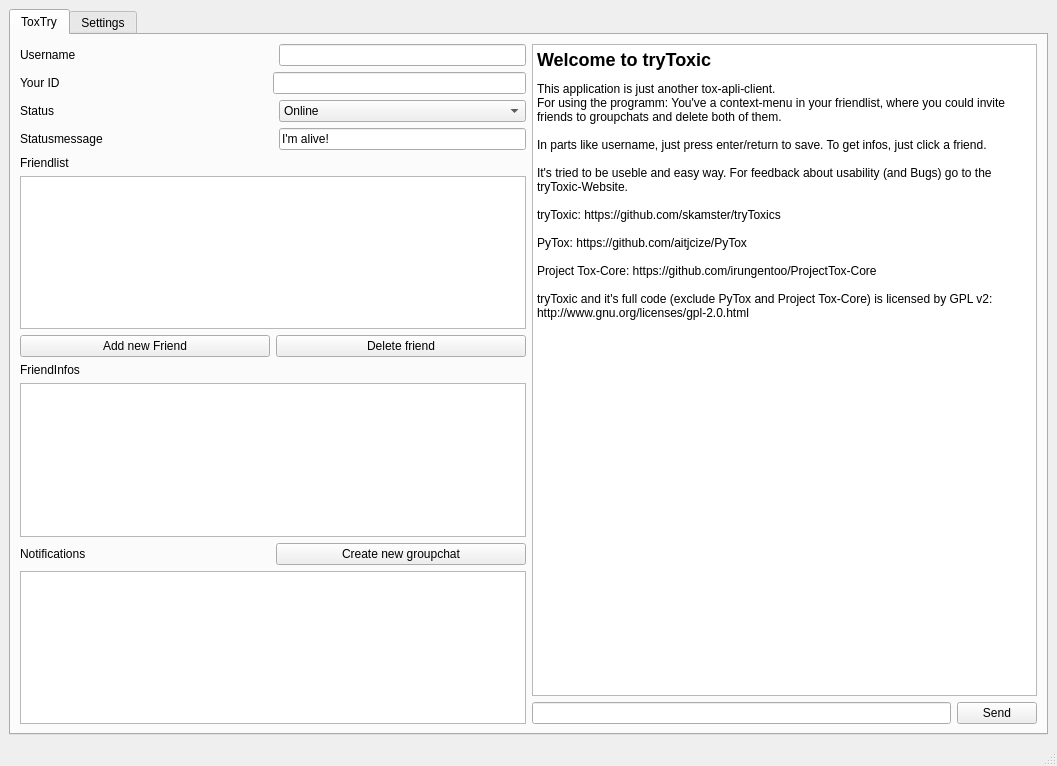
The window that ui/main.ui (hersche/tryToxic) describes before a commit, drawn with Qt 5.
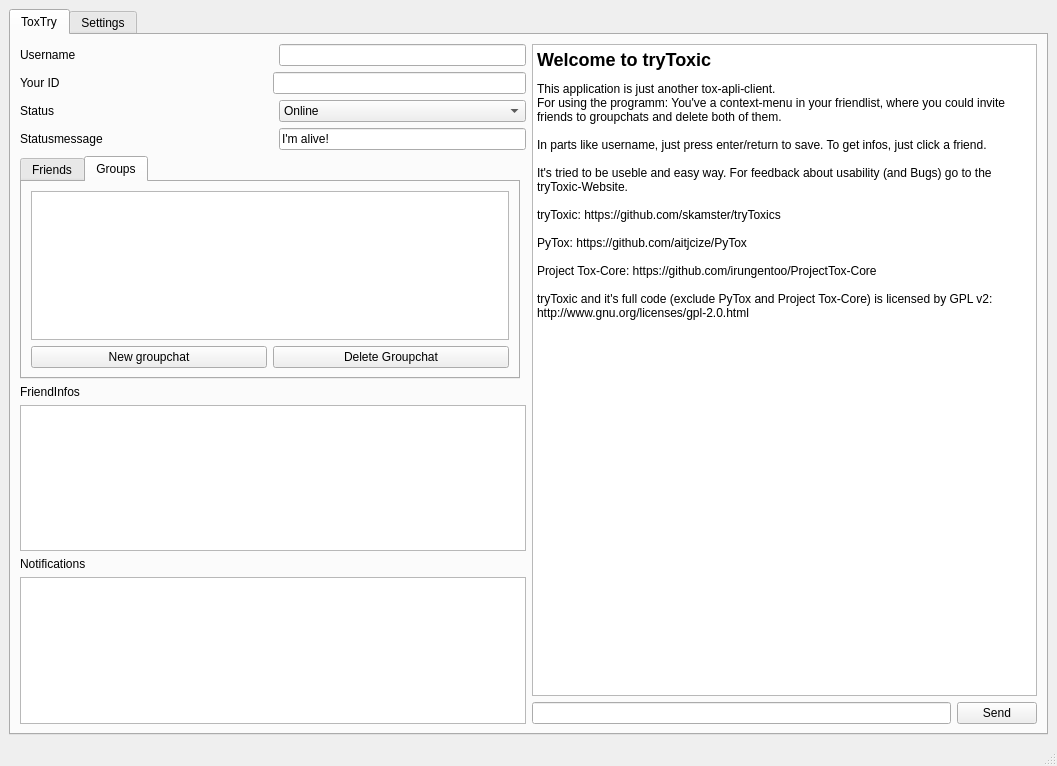
The same window after the commit. The open tabs and pages were chosen to show the change. Icons and pictures are not drawn.

Commit message: split friendgrouplist into friend- and grouplist. more easy for code (less if-else) and looks more nice and understandable i hope

What changed in the file:
```diff
--- a/ui/main.ui
+++ b/ui/main.ui
@@ -61,7 +61,7 @@
          <attribute name="title">
           <string>ToxTry</string>
          </attribute>
-         <layout class="QGridLayout" name="gridLayout_7">
+         <layout class="QGridLayout" name="gridLayout_9">
           <item row="0" column="0">
            <layout class="QHBoxLayout" name="horizontalLayout">
             <property name="sizeConstraint">
@@ -72,31 +72,8 @@
               <property name="sizeConstraint">
                <enum>QLayout::SetMaximumSize</enum>
               </property>
-              <item row="3" column="1">
-               <widget class="QPushButton" name="toxTryDeleteFriend">
-                <property name="sizePolicy">
-                 <sizepolicy hsizetype="Expanding" vsizetype="Fixed">
-                  <horstretch>0</horstretch>
-                  <verstretch>0</verstretch>
-                 </sizepolicy>
-                </property>
-                <property name="text">
-                 <string>Delete friend</string>
-                </property>
-               </widget>
-              </item>
-              <item row="1" column="0">
-               <widget class="QLabel" name="label_44">
-                <property name="text">
-                 <string>Friendlist</string>
-                </property>
-               </widget>
-              </item>
-              <item row="2" column="0" colspan="2">
-               <widget class="QListWidget" name="toxTryFriends"/>
-              </item>
               <item row="5" column="0" colspan="2">
-               <widget class="QTextEdit" name="toxTryFriendInfos">
+               <widget class="QTextEdit" name="toxTryNotifications">
                 <property name="documentTitle">
                  <string notr="true"/>
                 </property>
@@ -106,6 +83,13 @@
                 <property name="readOnly">
                  <bool>true</bool>
                 </property>
+                <property name="html">
+                 <string>&lt;!DOCTYPE HTML PUBLIC &quot;-//W3C//DTD HTML 4.0//EN&quot; &quot;http://www.w3.org/TR/REC-html40/strict.dtd&quot;&gt;
+&lt;html&gt;&lt;head&gt;&lt;meta name=&quot;qrichtext&quot; content=&quot;1&quot; /&gt;&lt;style type=&quot;text/css&quot;&gt;
+p, li { white-space: pre-wrap; }
+&lt;/style&gt;&lt;/head&gt;&lt;body style=&quot; font-family:'Ubuntu'; font-size:9pt; font-weight:400; font-style:normal;&quot;&gt;
+&lt;p style=&quot;-qt-paragraph-type:empty; margin-top:0px; margin-bottom:0px; margin-left:0px; margin-right:0px; -qt-block-indent:0; text-indent:0px; font-family:'Sans Serif';&quot;&gt;&lt;br /&gt;&lt;/p&gt;&lt;/body&gt;&lt;/html&gt;</string>
+                </property>
                </widget>
               </item>
               <item row="0" column="0" colspan="2">
@@ -207,35 +191,22 @@
                 </item>
                </layout>
               </item>
-              <item row="6" column="0">
-               <widget class="QLabel" name="label_47">
-                <property name="text">
-                 <string>Notifications</string>
-                </property>
-               </widget>
-              </item>
-              <item row="3" column="0">
-               <widget class="QPushButton" name="toxTryNewFriendRequest">
-                <property name="sizePolicy">
-                 <sizepolicy hsizetype="Expanding" vsizetype="Fixed">
-                  <horstretch>0</horstretch>
-                  <verstretch>0</verstretch>
-                 </sizepolicy>
-                </property>
-                <property name="text">
-                 <string>Add new Friend</string>
-                </property>
-               </widget>
-              </item>
-              <item row="4" column="0">
+              <item row="2" column="0">
                <widget class="QLabel" name="label_45">
                 <property name="text">
                  <string>FriendInfos</string>
                 </property>
                </widget>
               </item>
-              <item row="7" column="0" colspan="2">
-               <widget class="QTextEdit" name="toxTryNotifications">
+              <item row="4" column="0">
+               <widget class="QLabel" name="label_47">
+                <property name="text">
+                 <string>Notifications</string>
+                </property>
+               </widget>
+              </item>
+              <item row="3" column="0" colspan="2">
+               <widget class="QTextEdit" name="toxTryFriendInfos">
                 <property name="documentTitle">
                  <string notr="true"/>
                 </property>
@@ -245,20 +216,73 @@
                 <property name="readOnly">
                  <bool>true</bool>
                 </property>
-                <property name="html">
-                 <string>&lt;!DOCTYPE HTML PUBLIC &quot;-//W3C//DTD HTML 4.0//EN&quot; &quot;http://www.w3.org/TR/REC-html40/strict.dtd&quot;&gt;
-&lt;html&gt;&lt;head&gt;&lt;meta name=&quot;qrichtext&quot; content=&quot;1&quot; /&gt;&lt;style type=&quot;text/css&quot;&gt;
-p, li { white-space: pre-wrap; }
-&lt;/style&gt;&lt;/head&gt;&lt;body style=&quot; font-family:'Ubuntu'; font-size:9pt; font-weight:400; font-style:normal;&quot;&gt;
-&lt;p style=&quot;-qt-paragraph-type:empty; margin-top:0px; margin-bottom:0px; margin-left:0px; margin-right:0px; -qt-block-indent:0; text-indent:0px; font-family:'Sans Serif';&quot;&gt;&lt;br /&gt;&lt;/p&gt;&lt;/body&gt;&lt;/html&gt;</string>
-                </property>
                </widget>
               </item>
-              <item row="6" column="1">
-               <widget class="QPushButton" name="toxTryCreateGroupchat">
-                <property name="text">
-                 <string>Create new groupchat</string>
+              <item row="1" column="0">
+               <widget class="QTabWidget" name="tabWidget">
+                <property name="currentIndex">
+                 <number>0</number>
                 </property>
+                <widget class="QWidget" name="tab_3">
+                 <attribute name="title">
+                  <string>Friends</string>
+                 </attribute>
+                 <layout class="QGridLayout" name="gridLayout_7">
+                  <item row="0" column="0" colspan="2">
+                   <widget class="QListWidget" name="toxTryFriends"/>
+                  </item>
+                  <item row="1" column="0">
+                   <widget class="QPushButton" name="toxTryNewFriendRequest">
+                    <property name="sizePolicy">
+                     <sizepolicy hsizetype="Expanding" vsizetype="Fixed">
+                      <horstretch>0</horstretch>
+                      <verstretch>0</verstretch>
+                     </sizepolicy>
+                    </property>
+                    <property name="text">
+                     <string>Add new Friend</string>
+                    </property>
+                   </widget>
+                  </item>
+                  <item row="1" column="1">
+                   <widget class="QPushButton" name="toxTryDeleteFriend">
+                    <property name="sizePolicy">
+                     <sizepolicy hsizetype="Expanding" vsizetype="Fixed">
+                      <horstretch>0</horstretch>
+                      <verstretch>0</verstretch>
+                     </sizepolicy>
+                    </property>
+                    <property name="text">
+                     <string>Delete friend</string>
+                    </property>
+                   </widget>
+                  </item>
+                 </layout>
+                </widget>
+                <widget class="QWidget" name="tab_4">
+                 <attribute name="title">
+                  <string>Groups</string>
+                 </attribute>
+                 <layout class="QGridLayout" name="gridLayout_8">
+                  <item row="0" column="0" colspan="2">
+                   <widget class="QListWidget" name="toxTryGroups"/>
+                  </item>
+                  <item row="1" column="0">
+                   <widget class="QPushButton" name="toxTryCreateGroupchat">
+                    <property name="text">
+                     <string>New groupchat</string>
+                    </property>
+                   </widget>
+                  </item>
+                  <item row="1" column="1">
+                   <widget class="QPushButton" name="pushButton">
+                    <property name="text">
+                     <string>Delete Groupchat</string>
+                    </property>
+                   </widget>
+                  </item>
+                 </layout>
+                </widget>
                </widget>
               </item>
              </layout>
```
Left out of the diff: 20 changed lines with no effect on the pictures. The commit also changes 3 other files.
